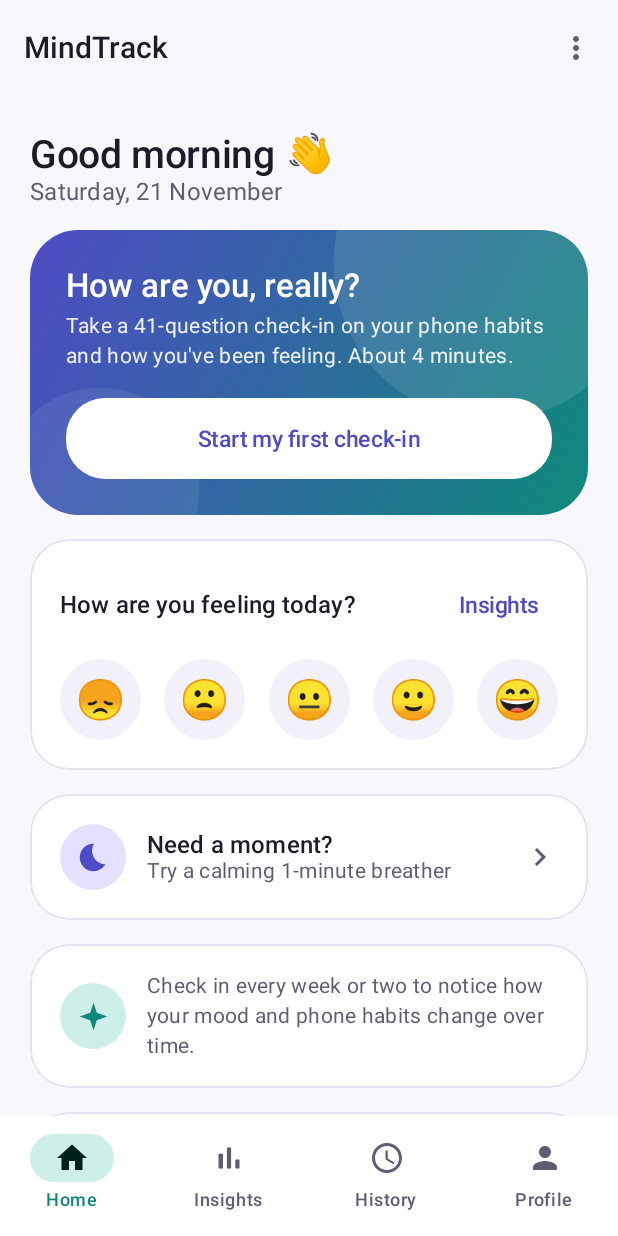
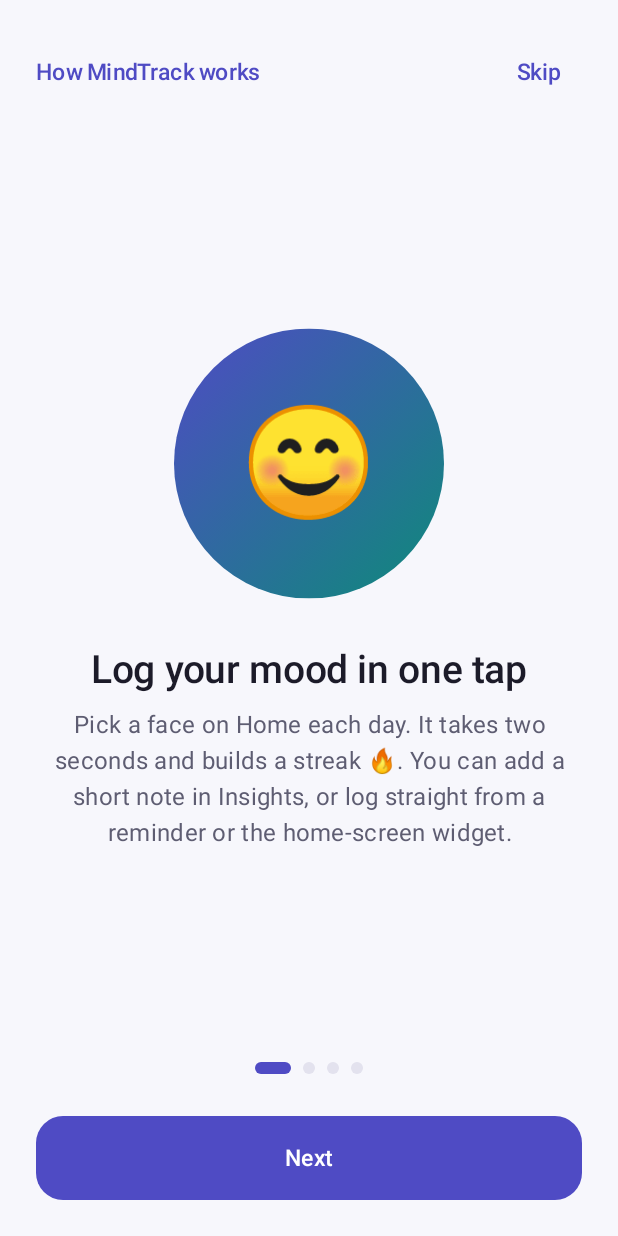
Before and after one commit to AustinNganga/MindTrack_mobile_app, an Android app built with Jetpack Compose: the screen it shows after launch (MainActivity), after a tap on "Agree and continue", on a phone screen of 412 x 824 dp. Run offline under Robolectric (Android 15) with nearby library versions, the phone set to English and light mode, and no system bars; our stand-ins replace Firebase (no records; nobody signed in at launch, a user with empty details on screens opened directly); 3 other taps on this screen came first.

Commit message:
Add home-screen widget, first-run tutorial and dark mode fixes

```diff
--- a/app/src/main/java/com/example/mindtrack_app/MainActivity.kt
+++ b/app/src/main/java/com/example/mindtrack_app/MainActivity.kt
@@ -1,5 +1,6 @@
 package com.example.mindtrack_app
 
+import com.example.mindtrack_app.ui.TourScreen
 import android.content.Intent
 import android.os.Bundle
 import android.os.SystemClock
@@ -207,6 +208,12 @@ private fun MindTrackApp(
         return
     }
 
+    // First-run tutorial (also replayable from the menu).
+    if (vm.showTour && vm.screen == Screen.HOME) {
+        TourScreen(onDone = vm::finishTour)
+        return
+    }
+
     BackHandler(enabled = vm.screen !in listOf(Screen.HOME, Screen.WELCOME, Screen.LOADING, Screen.ERROR)) {
         if (vm.screen == Screen.ABOUT) vm.go(lastTab) else vm.back()
     }
@@ -227,6 +234,7 @@ private fun MindTrackApp(
                     onSupport = { showSupport = true },
                     onAbout = { vm.go(Screen.ABOUT) },
                     onBreathe = { vm.showBreather = true },
+                    onTour = { vm.go(Screen.HOME); vm.showTour = true },
                 )
             },
             bottomBar = {
--- a/app/src/main/java/com/example/mindtrack_app/MindTrackViewModel.kt
+++ b/app/src/main/java/com/example/mindtrack_app/MindTrackViewModel.kt
@@ -1,5 +1,6 @@
 package com.example.mindtrack_app
 
+import com.example.mindtrack_app.widget.MoodWidget
 import android.app.Application
 import androidx.compose.runtime.getValue
 import androidx.compose.runtime.mutableIntStateOf
@@ -98,16 +99,16 @@ class MindTrackViewModel(app: Application) : AndroidViewModel(app) {
     /** True while the 1-minute breathing exercise is open. */
     var showBreather by mutableStateOf(false)
 
-    /** Days in a row with a mood logged, ending today (or yesterday, so the streak isn't "lost" before today's log). */
-    val moodStreak: Int
-        get() {
-            val dates = moods.map { it.date }.toHashSet()
-            val days = MoodRepository.lastDays(120).reversed()
-            val start = if (days.first() in dates) 0 else 1
-            var n = 0
-            for (i in start until days.size) { if (days[i] in dates) n++ else break }
-            return n
-        }
+    /** Days in a row with a mood logged (see MoodRepository.streak). */
+    val moodStreak: Int get() = MoodRepository.streak(moods.map { it.date })
+
+    /** True while the first-run tutorial is showing. */
+    var showTour by mutableStateOf(!settings.tourSeen)
+
+    fun finishTour() {
+        settings.tourSeen = true
+        showTour = false
+    }
 
     // ---------- reminder settings state ----------
     var moodReminderOn by mutableStateOf(settings.moodReminder)
@@ -233,6 +234,8 @@ class MindTrackViewModel(app: Application) : AndroidViewModel(app) {
             checkInIntervalDays = settings.checkInIntervalDays
             moods = emptyList()
             screenTimeHistory = emptyList()
+            showTour = true
+            MoodWidget.updateAll(getApplication<Application>())
             profile = null
             checkIns = emptyList()
             answers.clear()
@@ -316,7 +319,10 @@ class MindTrackViewModel(app: Application) : AndroidViewModel(app) {
     fun logMood(mood: Int, note: String = todayMood?.note.orEmpty()) {
         val entry = MoodEntry(MoodRepository.today(), mood, note, System.currentTimeMillis())
         moods = listOf(entry) + moods.filterNot { it.date == entry.date }
-        viewModelScope.launch { moodRepo.save(entry) }
+        viewModelScope.launch {
+            moodRepo.save(entry)
+            MoodWidget.refresh(getApplication<Application>()) // keep the home-screen widget in sync
+        }
     }
 
     /** Re-reads moods from the database (a mood may have been logged from a notification). */
@@ -352,6 +358,7 @@ class MindTrackViewModel(app: Application) : AndroidViewModel(app) {
     fun changeAppLock(on: Boolean) {
         settings.lockEnabled = on
         lockEnabled = on
+        MoodWidget.updateAll(getApplication<Application>()) // widget hides mood details while locked
         lockMessage = null
     }
 
--- a/app/src/main/java/com/example/mindtrack_app/data/AppSettings.kt
+++ b/app/src/main/java/com/example/mindtrack_app/data/AppSettings.kt
@@ -33,6 +33,11 @@ class AppSettings(context: Context) {
         get() = prefs.getInt(KEY_INTERVAL, 7)
         set(v) = prefs.edit { putInt(KEY_INTERVAL, v) }
 
+    /** True once the first-run tutorial has been seen or skipped. */
+    var tourSeen: Boolean
+        get() = prefs.getBoolean(KEY_TOUR, false)
+        set(v) = prefs.edit { putBoolean(KEY_TOUR, v) }
+
     fun clear() = prefs.edit { clear() }
 
     private companion object {
@@ -42,5 +47,6 @@ class AppSettings(context: Context) {
         const val KEY_HOUR = "reminder_hour"
         const val KEY_MINUTE = "reminder_minute"
         const val KEY_INTERVAL = "checkin_interval_days"
+        const val KEY_TOUR = "tour_seen"
     }
 }
--- a/app/src/main/java/com/example/mindtrack_app/ui/AppChrome.kt
+++ b/app/src/main/java/com/example/mindtrack_app/ui/AppChrome.kt
@@ -37,6 +37,7 @@ fun MainTopBar(
     onSupport: () -> Unit,
     onAbout: () -> Unit,
     onBreathe: () -> Unit = {},
+    onTour: () -> Unit = {},
 ) {
     var menuOpen by remember { mutableStateOf(false) }
     val cs = MaterialTheme.colorScheme
@@ -58,6 +59,7 @@ fun MainTopBar(
                     MenuRow("Reminders & app lock", MtIcons.Timer) { menuOpen = false; onSettings() }
                     HorizontalDivider()
                     MenuRow("Get support now", MtIcons.Call) { menuOpen = false; onSupport() }
+                    MenuRow("How to use MindTrack", MtIcons.Sparkle) { menuOpen = false; onTour() }
                     MenuRow("About MindTrack", MtIcons.Info) { menuOpen = false; onAbout() }
                 }
             }
--- a/app/src/main/java/com/example/mindtrack_app/ui/Components.kt
+++ b/app/src/main/java/com/example/mindtrack_app/ui/Components.kt
@@ -1,5 +1,9 @@
 package com.example.mindtrack_app.ui
 
+import androidx.compose.ui.graphics.luminance
+import com.example.mindtrack_app.ui.theme.Indigo30
+import com.example.mindtrack_app.ui.theme.Indigo40
+import com.example.mindtrack_app.ui.theme.Teal40
 import androidx.compose.animation.core.Animatable
 import androidx.compose.animation.core.FastOutSlowInEasing
 import androidx.compose.foundation.LocalIndication
@@ -72,7 +76,18 @@ import java.util.Locale
 // ---------- helpers ----------
 
 fun RiskLevel.color(): Color = if (this == RiskLevel.LOW) RiskLow else RiskElevated
-fun RiskLevel.container(): Color = if (this == RiskLevel.LOW) RiskLowContainer else RiskElevatedContainer
+/** Soft background for a risk level; a translucent tint in dark mode instead of a bright pastel. */
+@Composable
+fun RiskLevel.container(): Color =
+    if (isDarkUi()) color().copy(alpha = 0.22f)
+    else if (this == RiskLevel.LOW) RiskLowContainer else RiskElevatedContainer
+
+/** True when the app is drawing its dark colour scheme. */
+@Composable
+fun isDarkUi(): Boolean = MaterialTheme.colorScheme.background.luminance() < 0.5f
+
+/** Text colour for labels on the white buttons that sit on the gradient (readable in both themes). */
+val HeroInk = Indigo40
 
 fun formatDate(millis: Long, pattern: String = "EEE d MMM yyyy, HH:mm"): String =
     SimpleDateFormat(pattern, Locale.getDefault()).format(Date(millis))
@@ -89,9 +104,10 @@ fun dial(context: Context, number: String) {
     } catch (_: ActivityNotFoundException) { /* no dialer (e.g. some tablets) */ }
 }
 
+/** Brand gradient. Fixed deep colours, so white text on it stays readable in light and dark mode. */
 val HeroBrush: Brush
     @Composable get() = Brush.linearGradient(
-        listOf(MaterialTheme.colorScheme.primary, MaterialTheme.colorScheme.secondary),
+        if (isDarkUi()) listOf(Indigo30, Color(0xFF00695C)) else listOf(Indigo40, Teal40),
     )
 
 // ---------- building blocks ----------
--- a/app/src/main/java/com/example/mindtrack_app/ui/LockAndSettings.kt
+++ b/app/src/main/java/com/example/mindtrack_app/ui/LockAndSettings.kt
@@ -76,7 +76,7 @@ fun LockScreen(message: String?, onUnlock: () -> Unit) {
             Spacer(Modifier.weight(1.2f))
             Surface(onClick = onUnlock, shape = MaterialTheme.shapes.large, color = Color.White, modifier = Modifier.fillMaxWidth().height(58.dp)) {
                 Box(contentAlignment = Alignment.Center) {
-                    Text("Unlock", style = MaterialTheme.typography.labelLarge, color = MaterialTheme.colorScheme.primary)
+                    Text("Unlock", style = MaterialTheme.typography.labelLarge, color = HeroInk)
                 }
             }
         }
--- a/app/src/main/java/com/example/mindtrack_app/ui/MainTabs.kt
+++ b/app/src/main/java/com/example/mindtrack_app/ui/MainTabs.kt
@@ -136,7 +136,7 @@ fun HomeScreen(
                 Spacer(Modifier.height(20.dp))
                 Surface(onClick = onStart, shape = MaterialTheme.shapes.large, color = Color.White, modifier = Modifier.fillMaxWidth().height(54.dp)) {
                     Box(contentAlignment = Alignment.Center) {
-                        Text(if (latest == null) "Start my first check-in" else "Start a new check-in", style = MaterialTheme.typography.labelLarge, color = cs.primary)
+                        Text(if (latest == null) "Start my first check-in" else "Start a new check-in", style = MaterialTheme.typography.labelLarge, color = HeroInk)
                     }
                 }
             }
@@ -278,6 +278,7 @@ private fun TrendCard(checkIns: List<CheckIn>, threshold: Double) {
             Spacer(Modifier.height(16.dp))
             val line = cs.primary
             val grid = cs.outlineVariant
+            val ring = cs.surface
             Canvas(Modifier.fillMaxWidth().height(120.dp)) {
                 val stepX = if (points.size > 1) size.width / (points.size - 1) else 0f
                 fun y(v: Double) = size.height * (1f - v.coerceIn(0.0, 1.0).toFloat())
@@ -287,7 +288,7 @@ private fun TrendCard(checkIns: List<CheckIn>, threshold: Double) {
                 }
                 points.forEachIndexed { i, c ->
                     val color = if (c.riskScore >= threshold) RiskElevated else RiskLow
-                    drawCircle(Color.White, radius = 11f, center = Offset(i * stepX, y(c.riskScore)))
+                    drawCircle(ring, radius = 11f, center = Offset(i * stepX, y(c.riskScore)))
                     drawCircle(color, radius = 8f, center = Offset(i * stepX, y(c.riskScore)))
                 }
             }
--- a/app/src/main/java/com/example/mindtrack_app/ui/OnboardingScreens.kt
+++ b/app/src/main/java/com/example/mindtrack_app/ui/OnboardingScreens.kt
@@ -69,7 +69,7 @@ fun WelcomeScreen(onStart: () -> Unit, onRestore: () -> Unit) {
             Spacer(Modifier.weight(1.2f))
             Surface(onClick = onStart, shape = MaterialTheme.shapes.large, color = Color.White, modifier = Modifier.fillMaxWidth().height(58.dp)) {
                 Box(contentAlignment = Alignment.Center) {
-                    Text("Get started", style = MaterialTheme.typography.labelLarge, color = MaterialTheme.colorScheme.primary)
+                    Text("Get started", style = MaterialTheme.typography.labelLarge, color = HeroInk)
                 }
             }
             TextButton(onClick = onRestore, modifier = Modifier.padding(top = 8.dp)) {
--- /dev/null
+++ b/app/src/main/java/com/example/mindtrack_app/ui/TourScreen.kt
@@ -0,0 +1,130 @@
+package com.example.mindtrack_app.ui
+
+import androidx.activity.compose.BackHandler
+import androidx.compose.animation.core.FastOutSlowInEasing
+import androidx.compose.animation.core.RepeatMode
+import androidx.compose.animation.core.animateDpAsState
+import androidx.compose.animation.core.animateFloat
+import androidx.compose.animation.core.animateFloatAsState
+import androidx.compose.animation.core.infiniteRepeatable
+import androidx.compose.animation.core.rememberInfiniteTransition
+import androidx.compose.animation.core.spring
+import androidx.compose.animation.core.tween
+import androidx.compose.foundation.ExperimentalFoundationApi
+import androidx.compose.foundation.background
+import androidx.compose.foundation.layout.Arrangement
+import androidx.compose.foundation.layout.Box
+import androidx.compose.foundation.layout.Column
+import androidx.compose.foundation.layout.Row
+import androidx.compose.foundation.layout.Spacer
+import androidx.compose.foundation.layout.fillMaxSize
+import androidx.compose.foundation.layout.fillMaxWidth
+import androidx.compose.foundation.layout.height
+import androidx.compose.foundation.layout.padding
+import androidx.compose.foundation.layout.size
+import androidx.compose.foundation.layout.systemBarsPadding
+import androidx.compose.foundation.layout.width
+import androidx.compose.foundation.pager.HorizontalPager
+import androidx.compose.foundation.pager.rememberPagerState
+import androidx.compose.foundation.shape.CircleShape
+import androidx.compose.material3.MaterialTheme
+import androidx.compose.material3.Text
+import androidx.compose.material3.TextButton
+import androidx.compose.runtime.Composable
+import androidx.compose.runtime.getValue
+import androidx.compose.runtime.rememberCoroutineScope
+import androidx.compose.ui.Alignment
+import androidx.compose.ui.Modifier
+import androidx.compose.ui.draw.clip
+import androidx.compose.ui.graphics.graphicsLayer
+import androidx.compose.ui.text.style.TextAlign
+import androidx.compose.ui.unit.dp
+import androidx.compose.ui.unit.sp
+import kotlinx.coroutines.launch
+
+private data class TourPage(val emoji: String, val title: String, val body: String)
+
+private val tourPages = listOf(
+    TourPage(
+        "😊", "Log your mood in one tap",
+        "Pick a face on Home each day. It takes two seconds and builds a streak 🔥. You can add a short note in Insights, or log straight from a reminder or the home-screen widget.",
+    ),
+    TourPage(
+        "📝", "Check in every week or two",
+        "A 4-minute questionnaire about your phone habits and how you've been feeling. MindTrack's AI model gives a Low or Elevated indicator: a prompt to reflect, not a diagnosis.",
+    ),
+    TourPage(
+        "📊", "See your real phone habits",
+        "Insights shows your actual screen time, unlocks and most-used apps, and how your mood moves with your screen time. Allow \"Usage access\" when asked.",
+    ),
+    TourPage(
+        "🔒", "Private, and here for you",
+        "Everything stays on your phone unless you turn on backup. Set reminders and a PIN lock in Profile. Feeling low? Try the 1-minute breather, or tap ⋮ → Get support now.",
+    ),
+)
+
+/** Short first-run tutorial: four swipeable cards. Can be replayed from the ⋮ menu. */
+@OptIn(ExperimentalFoundationApi::class)
+@Composable
+fun TourScreen(onDone: () -> Unit) {
+    val cs = MaterialTheme.colorScheme
+    val pager = rememberPagerState(pageCount = { tourPages.size })
+    val scope = rememberCoroutineScope()
+    val last = pager.currentPage == tourPages.lastIndex
+
+    BackHandler {
+        if (pager.currentPage > 0) scope.launch { pager.animateScrollToPage(pager.currentPage - 1) } else onDone()
+    }
+
+    Column(Modifier.fillMaxSize().background(cs.background).systemBarsPadding().padding(24.dp)) {
+        Row(Modifier.fillMaxWidth().height(48.dp), verticalAlignment = Alignment.CenterVertically) {
+            Text("How MindTrack works", style = MaterialTheme.typography.labelLarge, color = cs.primary, modifier = Modifier.weight(1f))
+            if (!last) TextButton(onClick = onDone) { Text("Skip") }
+        }
+        HorizontalPager(state = pager, modifier = Modifier.weight(1f)) { i ->
+            TourPageView(tourPages[i], selected = pager.currentPage == i)
+        }
+        Row(Modifier.fillMaxWidth(), horizontalArrangement = Arrangement.Center) {
+            tourPages.indices.forEach { i ->
+                val selected = pager.currentPage == i
+                val w by animateDpAsState(if (selected) 24.dp else 8.dp, label = "dot")
+                Box(
+                    Modifier.padding(4.dp).height(8.dp).width(w).clip(CircleShape)
+                        .background(if (selected) cs.primary else cs.outlineVariant),
+                )
+            }
+        }
+        Spacer(Modifier.height(24.dp))
+        PrimaryButton(
+            if (last) "Get started" else "Next",
+            onClick = { if (last) onDone() else scope.launch { pager.animateScrollToPage(pager.currentPage + 1) } },
+        )
+    }
+}
+
+@Composable
+private fun TourPageView(page: TourPage, selected: Boolean) {
+    val bob = rememberInfiniteTransition(label = "bob").animateFloat(
+        -8f, 8f, infiniteRepeatable(tween(1800, easing = FastOutSlowInEasing), RepeatMode.Reverse), label = "y",
+    )
+    val pop by animateFloatAsState(if (selected) 1f else 0.6f, spring(dampingRatio = 0.45f, stiffness = 200f), label = "pop")
+    Column(
+        Modifier.fillMaxSize().padding(horizontal = 8.dp),
+        horizontalAlignment = Alignment.CenterHorizontally,
+        verticalArrangement = Arrangement.Center,
+    ) {
+        Box(
+            Modifier.size(180.dp)
+                .graphicsLayer { translationY = bob.value.dp.toPx(); scaleX = pop; scaleY = pop }
+                .clip(CircleShape).background(HeroBrush),
+            contentAlignment = Alignment.Center,
+        ) { Text(page.emoji, fontSize = 72.sp) }
+        Spacer(Modifier.height(40.dp))
+        Text(page.title, style = MaterialTheme.typography.headlineMedium, textAlign = TextAlign.Center)
+        Spacer(Modifier.height(12.dp))
+        Text(page.body, style = MaterialTheme.typography.bodyLarge, color = cs().onSurfaceVariant, textAlign = TextAlign.Center)
+    }
+}
+
+@Composable
+private fun cs() = MaterialTheme.colorScheme
--- /dev/null
+++ b/app/src/main/res/drawable/widget_background.xml
@@ -0,0 +1,5 @@
+<?xml version="1.0" encoding="utf-8"?>
+<shape xmlns:android="http://schemas.android.com/apk/res/android" android:shape="rectangle">
+    <gradient android:angle="315" android:startColor="#FF4F4BC4" android:endColor="#FF0E8A7A" />
+    <corners android:radius="24dp" />
+</shape>
--- /dev/null
+++ b/app/src/main/res/drawable/widget_button.xml
@@ -0,0 +1,5 @@
+<?xml version="1.0" encoding="utf-8"?>
+<shape xmlns:android="http://schemas.android.com/apk/res/android" android:shape="rectangle">
+    <solid android:color="#33FFFFFF" />
+    <corners android:radius="16dp" />
+</shape>
--- /dev/null
+++ b/app/src/main/res/values-night/themes.xml
@@ -0,0 +1,7 @@
+<?xml version="1.0" encoding="utf-8"?>
+<resources>
+    <!-- Dark window background in dark mode, so there is no white flash when the app opens. -->
+    <style name="Theme.Mindtrack_app" parent="android:Theme.Material.NoActionBar">
+        <item name="android:windowBackground">#FF111118</item>
+    </style>
+</resources>
--- a/app/src/main/res/values/strings.xml
+++ b/app/src/main/res/values/strings.xml
@@ -1,3 +1,5 @@
 <resources>
     <string name="app_name">MindTrack</string>
+    <string name="widget_label">MindTrack mood</string>
+    <string name="widget_description">Log today\'s mood in one tap and see your streak.</string>
 </resources>
```
Also changed, not shown: app/src/main/AndroidManifest.xml (+13 -0 lines), app/src/main/java/com/example/mindtrack_app/data/MoodJournal.kt (+10 -0 lines), app/src/main/java/com/example/mindtrack_app/reminders/MoodActionReceiver.kt (+10 -1 lines), app/src/main/java/com/example/mindtrack_app/widget/MoodWidget.kt (added, +92 -0 lines), app/src/main/res/layout/widget_mood.xml (added, +72 -0 lines), app/src/main/res/xml/mindtrack_widget_info.xml (added, +12 -0 lines).
